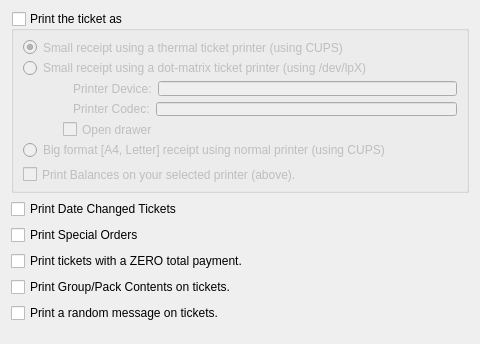
First picture: the form in src/ui/pref_printers.ui, repository hiramvillarreal/iotpos, before the edit.
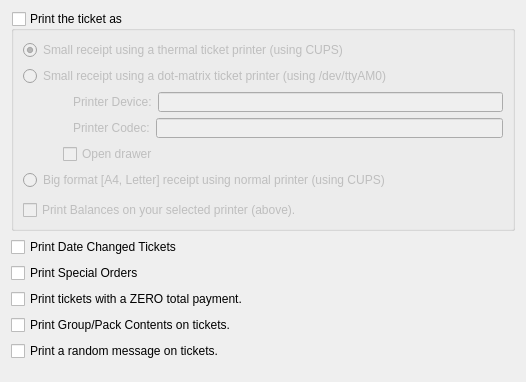
Second picture: the form after the edit.

Diff of the .ui file:
```diff
--- a/src/ui/pref_printers.ui
+++ b/src/ui/pref_printers.ui
@@ -6,8 +6,8 @@
    <rect>
     <x>0</x>
     <y>0</y>
-    <width>480</width>
-    <height>344</height>
+    <width>526</width>
+    <height>382</height>
    </rect>
   </property>
   <property name="windowTitle">
@@ -57,7 +57,7 @@
          </sizepolicy>
         </property>
         <property name="text">
-         <string>Small receipt using a dot-matrix ticket printer (using /dev/lpX)</string>
+         <string>Small receipt using a dot-matrix ticket printer (using /dev/ttyAM0)</string>
         </property>
         <property name="checked">
          <bool>false</bool>
```
